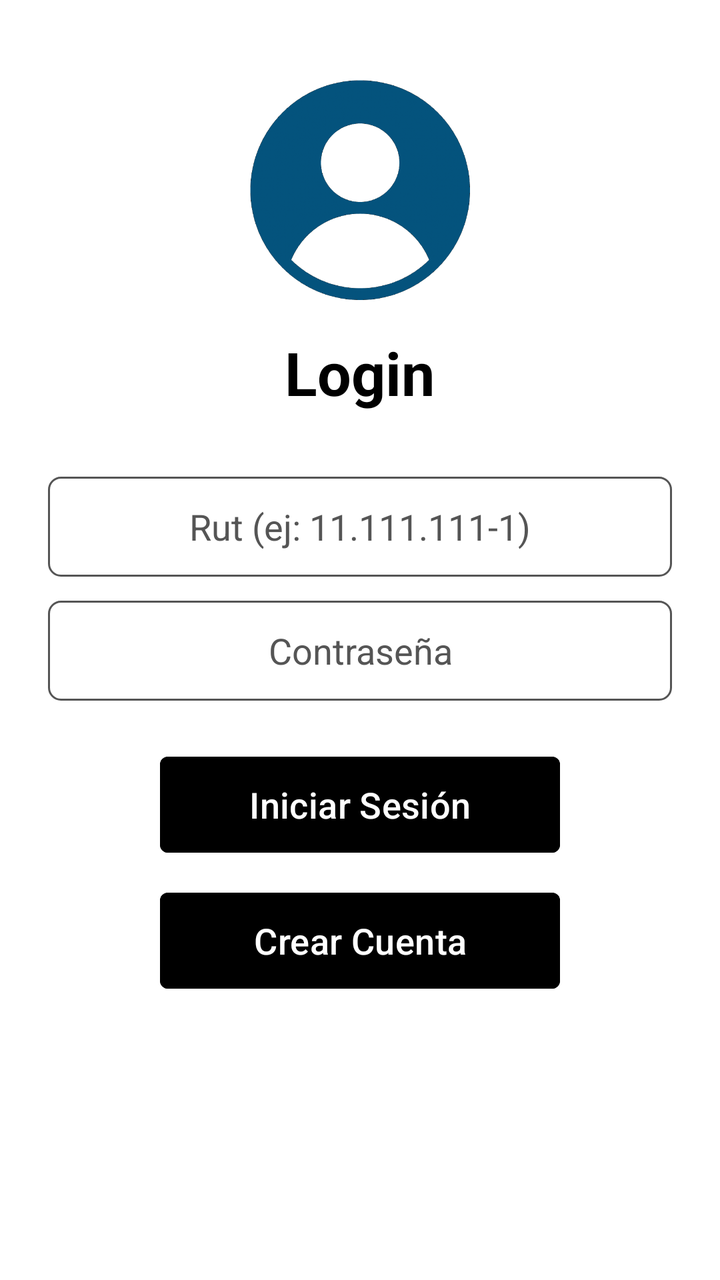
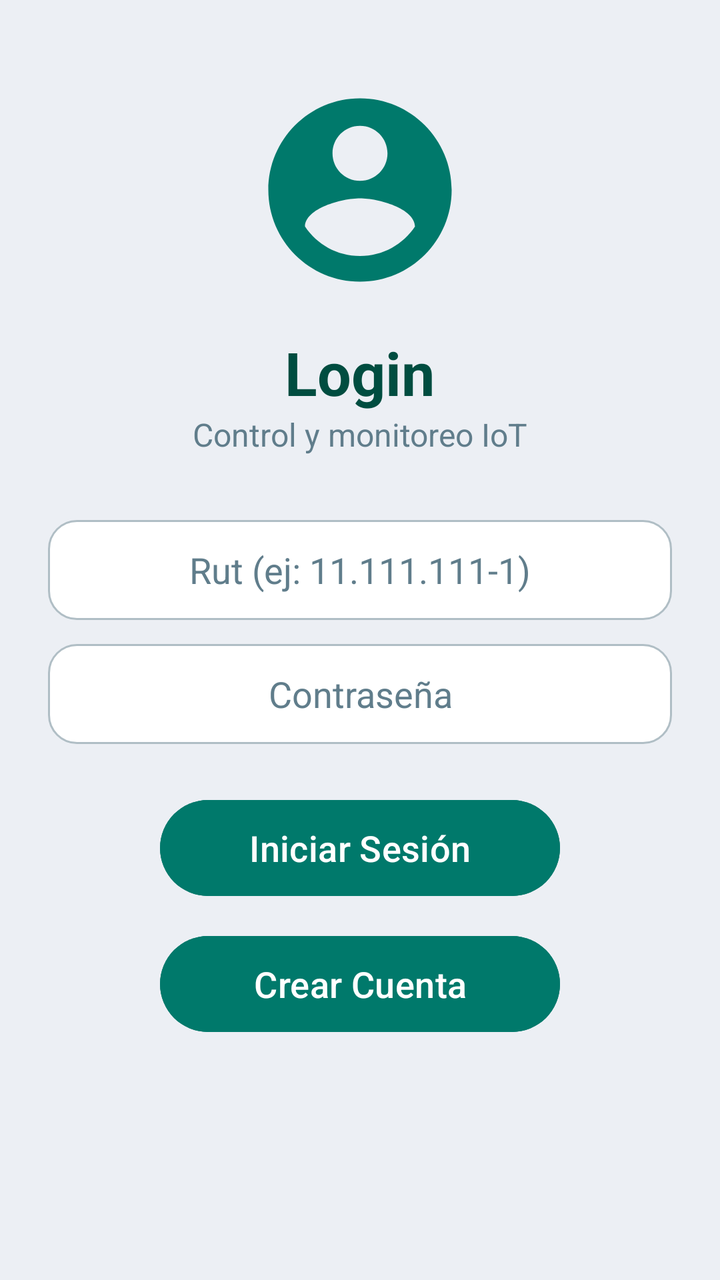

Screens rendered from an Android XML layout before and after an edit, with the pre-edit source and the edit as a unified diff.
<!-- AndroidManifest.xml: application theme Theme.App1_Firebase -->
<!-- res/layout/activity_principal.xml -->
<?xml version="1.0" encoding="utf-8"?>
<LinearLayout xmlns:android="http://schemas.android.com/apk/res/android"
    xmlns:tools="http://schemas.android.com/tools"
    xmlns:app="http://schemas.android.com/apk/res-auto"
    android:id="@+id/main"
    android:layout_width="match_parent"
    android:layout_height="match_parent"
    android:background="@color/white"
    android:gravity="center_horizontal"
    android:orientation="vertical"
    tools:context=".Principal">

    <ImageView
        android:id="@+id/ivlogin"
        android:layout_width="110dp"
        android:layout_height="110dp"
        android:layout_marginTop="40dp"
        android:contentDescription="Logo del Usuario"
        android:src="@drawable/usuario" />

    <TextView
        android:id="@+id/tvlogin"
        android:layout_width="wrap_content"
        android:layout_height="wrap_content"
        android:layout_marginTop="16dp"
        android:layout_marginBottom="20dp"
        android:text="Login"
        android:textColor="@color/black"
        android:textSize="30sp"
        android:textStyle="bold" />

    <EditText
        android:id="@+id/txtrut"
        android:layout_width="match_parent"
        android:layout_height="50dp"
        android:layout_marginHorizontal="24dp"
        android:layout_marginTop="12dp"
        android:background="@drawable/borde_campo"
        android:gravity="center"
        android:hint="Rut (ej: 11.111.111-1)"
        android:autofillHints="username"
        android:importantForAutofill="no"
        android:inputType="text"
        android:textColor="@color/black"
        android:textColorHint="@color/gris_borde"
        android:textSize="18sp" />

    <EditText
        android:id="@+id/txtcon"
        android:layout_width="match_parent"
        android:layout_height="50dp"
        android:layout_marginHorizontal="24dp"
        android:layout_marginTop="12dp"
        android:background="@drawable/borde_campo"
        android:gravity="center"
        android:hint="Contraseña"
        android:autofillHints="password"
        android:importantForAutofill="no"
        android:inputType="textPassword"
        android:textColor="@color/black"
        android:textColorHint="@color/gris_borde"
        android:textSize="18sp" />

    <Button
        android:id="@+id/btnini"
        android:layout_width="200dp"
        android:layout_height="56dp"
        android:layout_marginHorizontal="24dp"
        android:layout_marginTop="24dp"
        android:backgroundTint="@color/black"
        android:text="Iniciar Sesión"
        android:textAllCaps="false"
        android:textColor="@color/white"
        android:textSize="18sp"
        app:cornerRadius="4dp" />

    <Button
        android:id="@+id/btncrear"
        android:layout_width="200dp"
        android:layout_height="56dp"
        android:layout_marginHorizontal="24dp"
        android:layout_marginTop="12dp"
        android:backgroundTint="@color/black"
        android:text="Crear Cuenta"
        android:textAllCaps="false"
        android:textColor="@color/white"
        android:textSize="18sp"
        app:cornerRadius="4dp" />

</LinearLayout>
<!-- resources referenced by this layout -->
<resources>
  <color name="black">#FF000000</color>
  <color name="gris_borde">#FF555555</color>
  <color name="white">#FFFFFFFF</color>
  <!-- drawable borde_campo (drawable) -->
  <?xml version="1.0" encoding="utf-8"?>
  <shape xmlns:android="http://schemas.android.com/apk/res/android" android:shape="rectangle">
      <solid android:color="@color/white" />
      <stroke android:width="1dp" android:color="@color/gris_borde" />
      <corners android:radius="6dp" />
  </shape>
  <!-- drawable usuario: png bitmap (drawable, 233557 bytes) -->
  <style name="Theme.App1_Firebase" parent="Base.Theme.App1_Firebase" />
  <style name="Base.Theme.App1_Firebase" parent="Theme.Material3.Light.NoActionBar">
          <item name="colorPrimary">@color/black</item>
          <item name="android:windowBackground">@color/white</item>
      </style>
</resources>

<!-- the commit's change to res/layout/activity_principal.xml (unified diff, before → after) -->
@@ -5,7 +5,7 @@
     android:id="@+id/main"
     android:layout_width="match_parent"
     android:layout_height="match_parent"
-    android:background="@color/white"
+    android:background="@color/fondo"
     android:gravity="center_horizontal"
     android:orientation="vertical"
     tools:context=".Principal">
@@ -16,18 +16,26 @@
         android:layout_height="110dp"
         android:layout_marginTop="40dp"
         android:contentDescription="Logo del Usuario"
-        android:src="@drawable/usuario" />
+        android:src="@drawable/ic_usuario" />
 
     <TextView
         android:id="@+id/tvlogin"
         android:layout_width="wrap_content"
         android:layout_height="wrap_content"
         android:layout_marginTop="16dp"
-        android:layout_marginBottom="20dp"
         android:text="Login"
-        android:textColor="@color/black"
+        android:textColor="@color/primario_oscuro"
         android:textSize="30sp"
         android:textStyle="bold" />
+
+    <TextView
+        android:id="@+id/tvsublogin"
+        android:layout_width="wrap_content"
+        android:layout_height="wrap_content"
+        android:layout_marginBottom="20dp"
+        android:text="Control y monitoreo IoT"
+        android:textColor="@color/texto_suave"
+        android:textSize="16sp" />
 
     <EditText
         android:id="@+id/txtrut"
@@ -41,8 +49,8 @@
         android:autofillHints="username"
         android:importantForAutofill="no"
         android:inputType="text"
-        android:textColor="@color/black"
-        android:textColorHint="@color/gris_borde"
+        android:textColor="@color/texto"
+        android:textColorHint="@color/texto_suave"
         android:textSize="18sp" />
 
     <EditText
@@ -57,8 +65,8 @@
         android:autofillHints="password"
         android:importantForAutofill="no"
         android:inputType="textPassword"
-        android:textColor="@color/black"
-        android:textColorHint="@color/gris_borde"
+        android:textColor="@color/texto"
+        android:textColorHint="@color/texto_suave"
         android:textSize="18sp" />
 
     <Button
@@ -67,12 +75,12 @@
         android:layout_height="56dp"
         android:layout_marginHorizontal="24dp"
         android:layout_marginTop="24dp"
-        android:backgroundTint="@color/black"
+        android:backgroundTint="@color/primario"
         android:text="Iniciar Sesión"
         android:textAllCaps="false"
         android:textColor="@color/white"
         android:textSize="18sp"
-        app:cornerRadius="4dp" />
+        app:cornerRadius="28dp" />
 
     <Button
         android:id="@+id/btncrear"
@@ -80,11 +88,11 @@
         android:layout_height="56dp"
         android:layout_marginHorizontal="24dp"
         android:layout_marginTop="12dp"
-        android:backgroundTint="@color/black"
+        android:backgroundTint="@color/primario"
         android:text="Crear Cuenta"
         android:textAllCaps="false"
         android:textColor="@color/white"
         android:textSize="18sp"
-        app:cornerRadius="4dp" />
+        app:cornerRadius="28dp" />
 
 </LinearLayout>
<!-- resource entries referenced after the edit -->
@@ -1,20 +1,34 @@
 <!-- resources referenced by this layout -->
 <resources>
-  <color name="black">#FF000000</color>
-  <color name="gris_borde">#FF555555</color>
+  <color name="fondo">#FFECEFF4</color>
+  <color name="primario">#FF00796B</color>
+  <color name="primario_oscuro">#FF004D40</color>
+  <color name="texto">#FF263238</color>
+  <color name="texto_suave">#FF607D8B</color>
   <color name="white">#FFFFFFFF</color>
   <!-- drawable borde_campo (drawable) -->
   <?xml version="1.0" encoding="utf-8"?>
   <shape xmlns:android="http://schemas.android.com/apk/res/android" android:shape="rectangle">
       <solid android:color="@color/white" />
-      <stroke android:width="1dp" android:color="@color/gris_borde" />
-      <corners android:radius="6dp" />
+      <stroke android:width="1dp" android:color="@color/borde" />
+      <corners android:radius="14dp" />
   </shape>
-  <!-- drawable usuario: png bitmap (drawable, 233557 bytes) -->
+  <!-- drawable ic_usuario (drawable) -->
+  <?xml version="1.0" encoding="utf-8"?>
+  <vector xmlns:android="http://schemas.android.com/apk/res/android"
+      android:width="24dp"
+      android:height="24dp"
+      android:viewportWidth="24"
+      android:viewportHeight="24">
+      <path
+          android:fillColor="@color/primario"
+          android:pathData="M12,2C6.48,2 2,6.48 2,12s4.48,10 10,10 10,-4.48 10,-10S17.52,2 12,2zM12,5c1.66,0 3,1.34 3,3s-1.34,3 -3,3 -3,-1.34 -3,-3 1.34,-3 3,-3zM12,19.2c-2.5,0 -4.71,-1.28 -6,-3.22 0.03,-1.99 4,-3.08 6,-3.08 1.99,0 5.97,1.09 6,3.08 -1.29,1.94 -3.5,3.22 -6,3.22z" />
+  </vector>
   <style name="Theme.App1_Firebase" parent="Base.Theme.App1_Firebase" />
+  <color name="borde">#FFB0BEC5</color>
   <style name="Base.Theme.App1_Firebase" parent="Theme.Material3.Light.NoActionBar">
-          <item name="colorPrimary">@color/black</item>
-          <item name="android:windowBackground">@color/white</item>
+          <item name="colorPrimary">@color/primario</item>
+          <item name="android:windowBackground">@color/fondo</item>
       </style>
 </resources>
 
